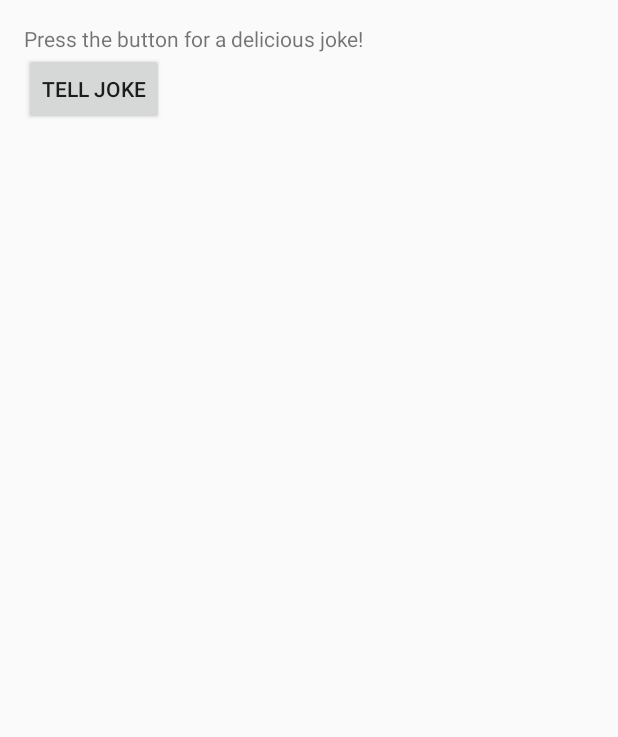
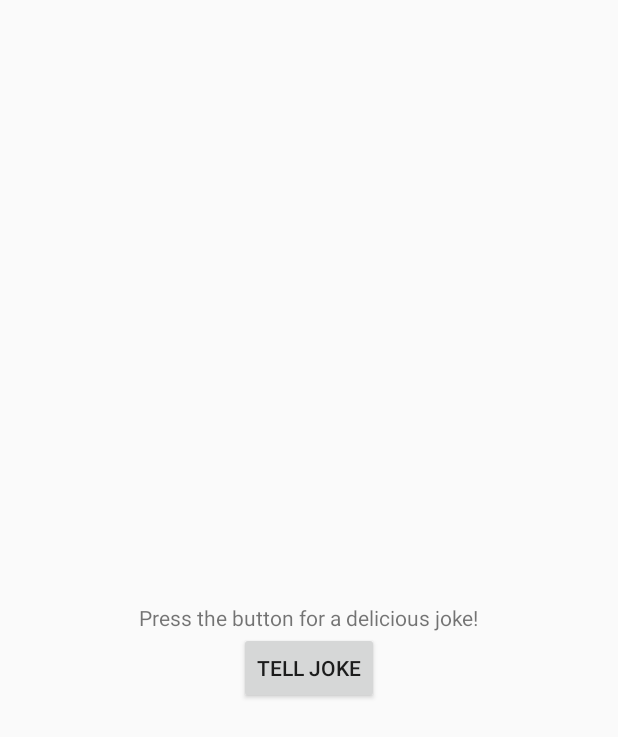
Before and after one commit to hammerox/Build-It-Bigger, an Android app: the layout fragment_main.xml on its own in the app's theme, with its tools: preview values and no code run, on a phone screen of 412 x 824 dp. Shown: the top 737 px of the screen. Run offline under Robolectric (Android 15) with nearby library versions, the phone set to English and light mode, and no system bars.

Commit message:
Layout fix

```diff
--- a/app/src/main/java/com/udacity/gradle/builditbigger/EndpointsAsyncTask.java
+++ b/app/src/main/java/com/udacity/gradle/builditbigger/EndpointsAsyncTask.java
@@ -1,6 +1,7 @@
 package com.udacity.gradle.builditbigger;
 
 import android.content.Context;
+import android.content.Intent;
 import android.os.AsyncTask;
 import android.support.v4.util.Pair;
 import android.widget.Toast;
@@ -10,6 +11,7 @@ import com.google.api.client.extensions.android.http.AndroidHttp;
 import com.google.api.client.extensions.android.json.AndroidJsonFactory;
 import com.google.api.client.googleapis.services.AbstractGoogleClientRequest;
 import com.google.api.client.googleapis.services.GoogleClientRequestInitializer;
+import com.hammerox.android.joketeller.JokeActivity;
 
 import java.io.IOException;
 
@@ -42,6 +44,8 @@ class EndpointsAsyncTask extends AsyncTask<Pair<Context, String>, Void, String>
 
     @Override
     protected void onPostExecute(String result) {
-        Toast.makeText(context, result, Toast.LENGTH_LONG).show();
+        Intent intent = new Intent(context, JokeActivity.class);
+        intent.putExtra(JokeActivity.TAG_JOKE, result);
+        context.startActivity(intent);
     }
 }
--- a/app/src/main/res/layout/fragment_main.xml
+++ b/app/src/main/res/layout/fragment_main.xml
@@ -12,6 +12,7 @@
         android:layout_width="wrap_content"
         android:layout_height="wrap_content"
         android:id="@+id/instructions_text_view"
+        android:layout_centerInParent="true"
         />
 
     <Button
@@ -19,8 +20,8 @@
         android:layout_height="wrap_content"
         android:layout_below="@+id/instructions_text_view"
         android:text="@string/button_text"
+        android:layout_centerHorizontal="true"
         android:onClick="tellJoke"
-
         />
 
     <com.google.android.gms.ads.AdView
```
Also changed, not shown: app/src/main/java/com/udacity/gradle/builditbigger/MainActivity.java (+1 -12 lines), 2 other files.
